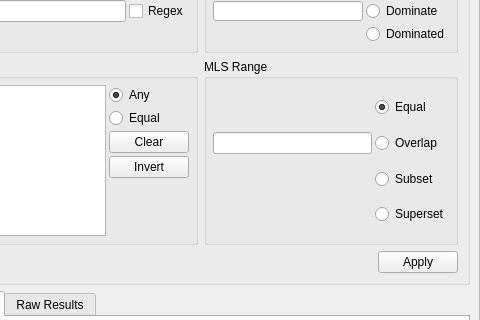
SELinuxProject/setools, file data/userquery.ui: the form before one commit; both pictures show x 294 to 774 and y 113 to 433 of the 774 by 846 pixel window.
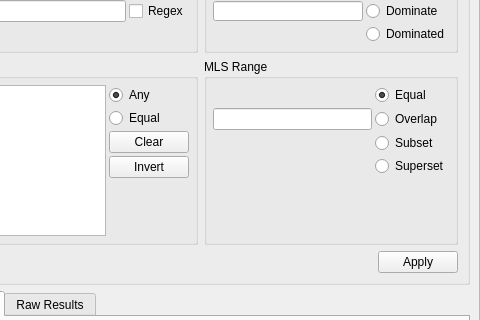
The form after the commit. Custom widgets are drawn as their Qt base class.

Commit message: userquery.ui: add vertical spacer in range criteria

The edit to the form file:
```diff
--- a/data/userquery.ui
+++ b/data/userquery.ui
@@ -506,6 +506,19 @@
                 </property>
                </widget>
               </item>
+              <item row="4" column="4">
+               <spacer name="verticalSpacer">
+                <property name="orientation">
+                 <enum>Qt::Vertical</enum>
+                </property>
+                <property name="sizeHint" stdset="0">
+                 <size>
+                  <width>20</width>
+                  <height>40</height>
+                 </size>
+                </property>
+               </spacer>
+              </item>
              </layout>
             </widget>
            </item>
```
